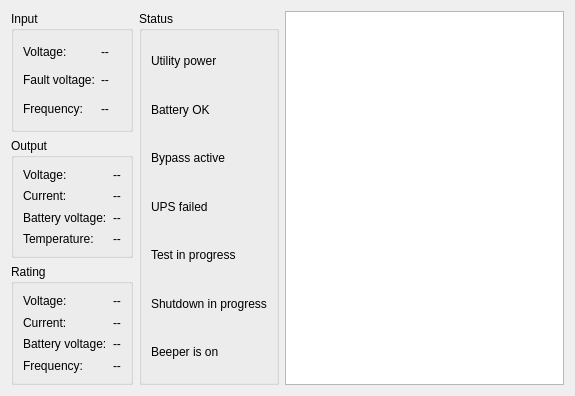
Before: the Qt Designer form cct/qtgui2/devices/ups/tecnoware.ui in awacha/cct, drawn with Qt 5.
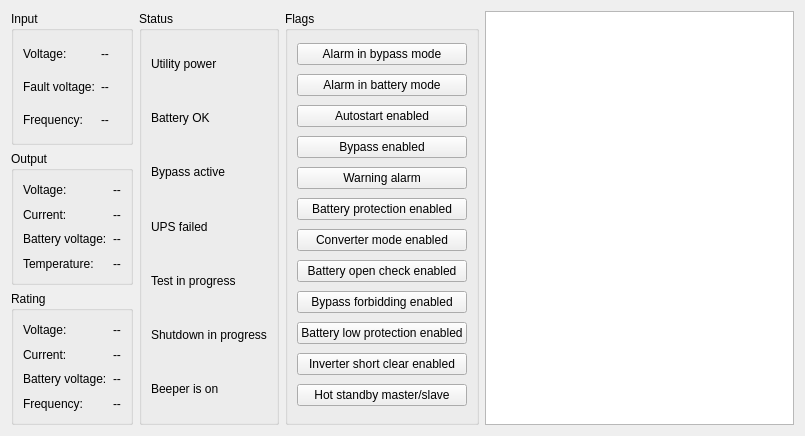
After: the same form once the commit is applied. Icons and pictures are not drawn.

Commit message: Tecnoware UPS UI

What changed in the file:
```diff
--- a/cct/qtgui2/devices/ups/tecnoware.ui
+++ b/cct/qtgui2/devices/ups/tecnoware.ui
@@ -6,8 +6,8 @@
    <rect>
     <x>0</x>
     <y>0</y>
-    <width>575</width>
-    <height>396</height>
+    <width>805</width>
+    <height>436</height>
    </rect>
   </property>
   <property name="windowTitle">
@@ -18,6 +18,9 @@
     <normaloff>:/icons/ups.svg</normaloff>:/icons/ups.svg</iconset>
   </property>
   <layout class="QGridLayout" name="gridLayout_2">
+   <item row="0" column="4" rowspan="3">
+    <widget class="QTreeView" name="treeView"/>
+   </item>
    <item row="2" column="0">
     <widget class="QGroupBox" name="groupBox_3">
      <property name="title">
@@ -258,7 +261,133 @@
     </widget>
    </item>
    <item row="0" column="3" rowspan="3">
-    <widget class="QTreeView" name="treeView"/>
+    <widget class="QGroupBox" name="groupBox_5">
+     <property name="title">
+      <string>Flags</string>
+     </property>
+     <layout class="QVBoxLayout" name="verticalLayout">
+      <item>
+       <widget class="QPushButton" name="bypassmodealarmPushButton">
+        <property name="text">
+         <string>Alarm in bypass mode</string>
+        </property>
+        <property name="checkable">
+         <bool>true</bool>
+        </property>
+       </widget>
+      </item>
+      <item>
+       <widget class="QPushButton" name="batterymodealarmPushButton">
+        <property name="text">
+         <string>Alarm in battery mode</string>
+        </property>
+        <property name="checkable">
+         <bool>true</bool>
+        </property>
+       </widget>
+      </item>
+      <item>
+       <widget class="QPushButton" name="autostartenabledPushButton">
+        <property name="text">
+         <string>Autostart enabled</string>
+        </property>
+        <property name="checkable">
+         <bool>true</bool>
+        </property>
+       </widget>
+      </item>
+      <item>
+       <widget class="QPushButton" name="bypassenabledPushButton">
+        <property name="text">
+         <string>Bypass enabled</string>
+        </property>
+        <property name="checkable">
+         <bool>true</bool>
+        </property>
+       </widget>
+      </item>
+      <item>
+       <widget class="QPushButton" name="warningalarmPushButton">
+        <property name="text">
+         <string>Warning alarm</string>
+        </property>
+        <property name="checkable">
+         <bool>true</bool>
+        </property>
+       </widget>
+      </item>
+      <item>
+       <widget class="QPushButton" name="batteryprotectenabledPushButton">
+        <property name="text">
+         <string>Battery protection enabled</string>
+        </property>
+        <property name="checkable">
+         <bool>true</bool>
+        </property>
+       </widget>
+      </item>
+      <item>
+       <widget class="QPushButton" name="convertermodeenabledPushButton">
+        <property name="text">
+         <string>Converter mode enabled</string>
+        </property>
+        <property name="checkable">
+         <bool>true</bool>
+        </property>
+       </widget>
+      </item>
+      <item>
+       <widget class="QPushButton" name="batteryopenstatuscheckenabledPushButton">
+        <property name="text">
+         <string>Battery open check enabled</string>
+        </property>
+        <property name="checkable">
+         <bool>true</bool>
+        </property>
+       </widget>
+      </item>
+      <item>
+       <widget class="QPushButton" name="bypassforbiddingenabledPushButton">
+        <property name="text">
+         <string>Bypass forbidding enabled</string>
+        </property>
+        <property name="checkable">
+         <bool>true</bool>
+        </property>
+       </widget>
+      </item>
+      <item>
+       <widget class="QPushButton" name="batterylowprotectenabledPushButton">
+        <property name="text">
+         <string>Battery low protection enabled</string>
+        </property>
+        <property name="checkable">
+         <bool>true</bool>
+        </property>
+       </widget>
+      </item>
+      <item>
+       <widget class="QPushButton" name="invertershortclearenabledPushButton">
+        <property name="text">
+         <string>Inverter short clear enabled</string>
+        </property>
+        <property name="checkable">
+         <bool>true</bool>
+        </property>
+       </widget>
+      </item>
+      <item>
+       <widget class="QPushButton" name="hotstandbymasterPushButton">
+        <property name="text">
+         <string>Hot standby master/slave</string>
+        </property>
+        <property name="checkable">
+         <bool>true</bool>
+        </property>
+       </widget>
+      </item>
+     </layout>
+    </widget>
    </item>
   </layout>
  </widget>
```
Left out of the diff: 131 changed lines with no effect on the pictures. The commit also changes 2 other files.
